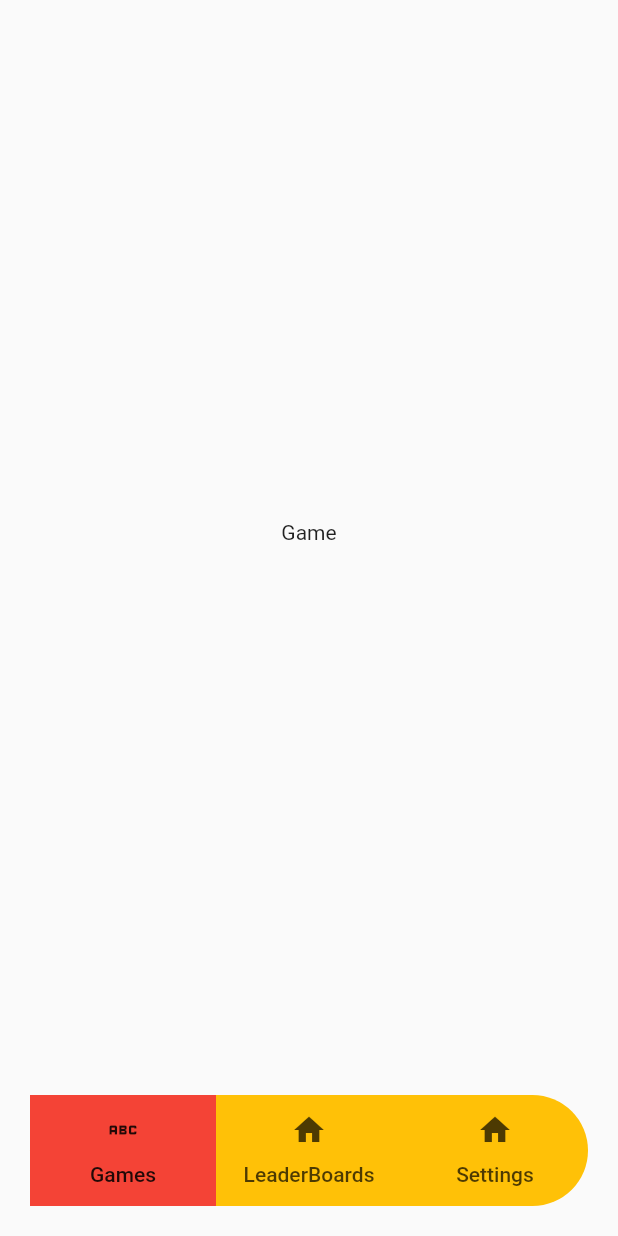
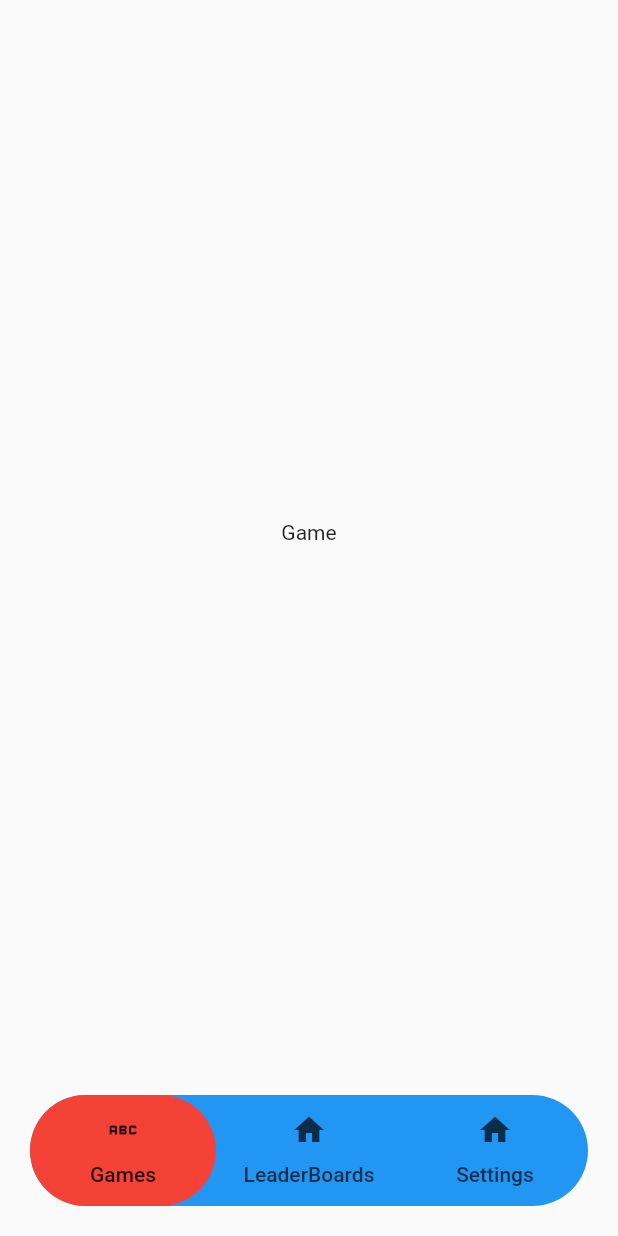
Before and after one commit to JoncarlosT/flutterplayground, a Flutter app: the screen it shows after launch, on a phone screen of 412 x 824 dp. Run offline on Flutter 3.47's test engine with Material 2 defaults, Android fonts, the phone set to English and light mode, and no system bars; our stand-ins replace go_router.

Commit message:
developed tabbar

```diff
--- a/lib/config/theme/app_theme.dart
+++ b/lib/config/theme/app_theme.dart
@@ -1,7 +1,28 @@
 import 'package:flutter/material.dart';
 
 const Color _primaryColor = Colors.cyan;
+const MaterialColor _primarySwatch = Colors.cyan;
 
 final ThemeData appTheme = ThemeData(
   primaryColor: _primaryColor,
+  primarySwatch: _primarySwatch,
 );
+
+
+
+// ThemeData(
+//         // Define the default brightness and colors.
+//         brightness: Brightness.dark,
+//         primaryColor: Colors.lightBlue[800],
+
+//         // Define the default font family.
+//         fontFamily: 'Georgia',
+
+//         // Define the default `TextTheme`. Use this to specify the default
+//         // text styling for headlines, titles, bodies of text, and more.
+//         textTheme: const TextTheme(
+//           displayLarge: TextStyle(fontSize: 72, fontWeight: FontWeight.bold),
+//           titleLarge: TextStyle(fontSize: 36, fontStyle: FontStyle.italic),
+//           bodyMedium: TextStyle(fontSize: 14, fontFamily: 'Hind'),
+//         ),
+//       ),
--- a/lib/features/Dashboard/presentation/widget/custom_navigation_bar.dart
+++ b/lib/features/Dashboard/presentation/widget/custom_navigation_bar.dart
@@ -28,31 +28,22 @@ class CustomNavigationBar extends StatelessWidget {
     return Container(
       margin: const EdgeInsets.all(20),
       decoration: const BoxDecoration(
-        color: Colors.amber,
-        borderRadius: BorderRadius.all(
-          Radius.circular(40),
-        ),
+        color: Colors.blue,
+        borderRadius: BorderRadius.all(Radius.circular(40)),
       ),
       child: DefaultTabController(
         initialIndex: currentTab,
         length: numberOfTabs,
         animationDuration: const Duration(),
         child: TabBar(
-          indicator: const BoxDecoration(color: Colors.red),
+          indicator: const BoxDecoration(
+            color: Colors.red,
+            borderRadius: BorderRadius.all(Radius.circular(40)),
+          ),
           tabs: navigationBarItems,
           onTap: onTabSelect,
         ),
       ),
     );
   }
-
-  // @override
-  // Widget build(BuildContext context) {
-  //   return BottomNavigationBar(
-  //     backgroundColor: Colors.amber,
-  //     items: navigationBarItems,
-  //     onTap: onTabSelect,
-  //     currentIndex: currentTab,
-  //   );
-  // }
 }
```
